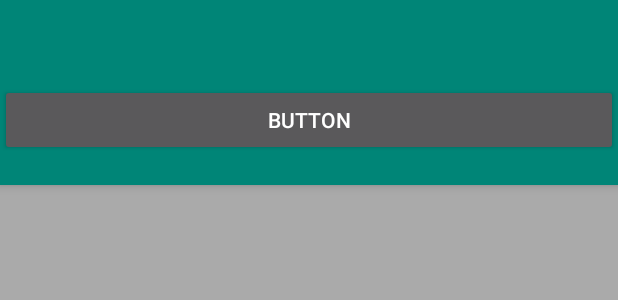
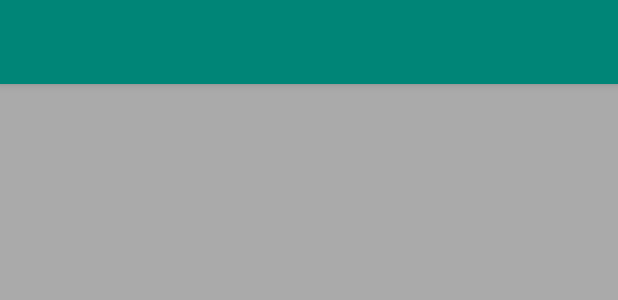
Before and after one commit to raduorleanu/Android, an Android app: the layout activity_already_going.xml on its own in the app's theme, with its tools: preview values and no code run, on a phone screen of 412 x 824 dp. Shown: the top 300 px of the screen. Run offline under Robolectric (Android 15) with nearby library versions, the phone set to English and light mode, and no system bars.

```diff
--- a/app/src/main/res/layout/activity_already_going.xml
+++ b/app/src/main/res/layout/activity_already_going.xml
@@ -18,18 +18,6 @@
             android:background="?attr/colorPrimary"
             app:popupTheme="@style/AppTheme.PopupOverlay" />
 
-        <Button
-            android:id="@+id/getPlaces"
-            android:layout_width="match_parent"
-            android:layout_height="wrap_content"
-            android:text="Button" />
-
-        <TextView
-            android:id="@+id/myPlace"
-            android:layout_width="match_parent"
-            android:layout_height="wrap_content"
-            android:text="" />
-
     </android.support.design.widget.AppBarLayout>
 
     <include layout="@layout/content_already_going" />
```
Also changed, not shown: app/src/main/java/io/github/raduorleanu/and1/MainActivity.java (+56 -44 lines), app/src/main/java/io/github/raduorleanu/and1/api/APIService.java (+21 -16 lines), app/src/main/java/io/github/raduorleanu/and1/api/ApiController.java (+18 -15 lines).
